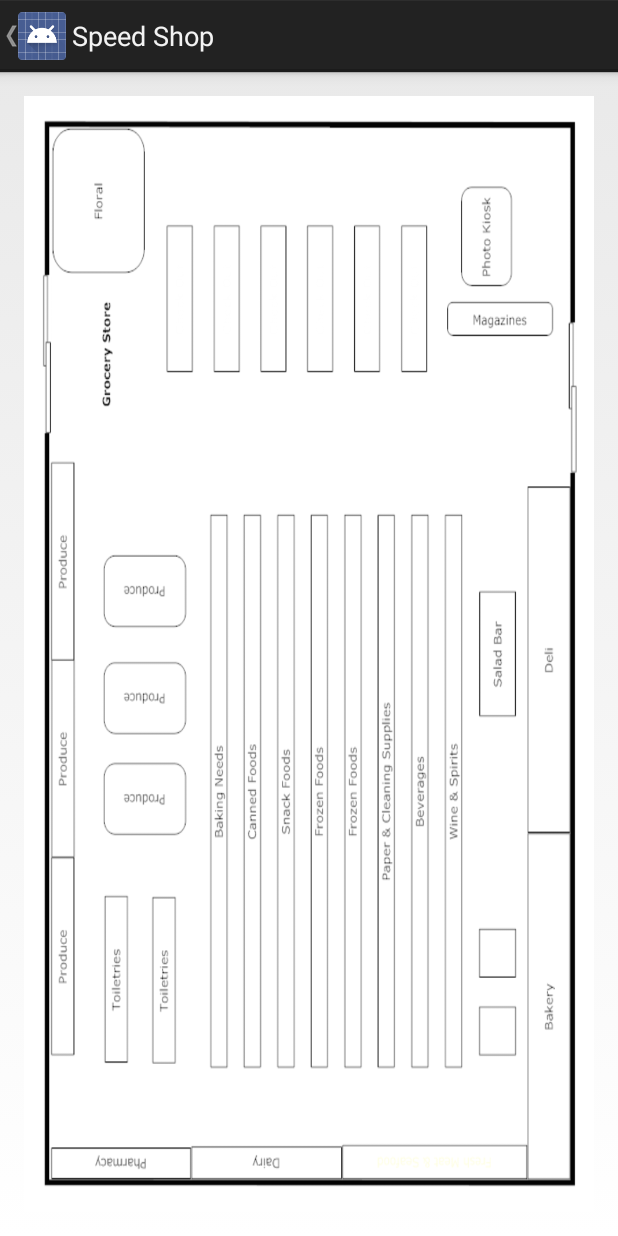
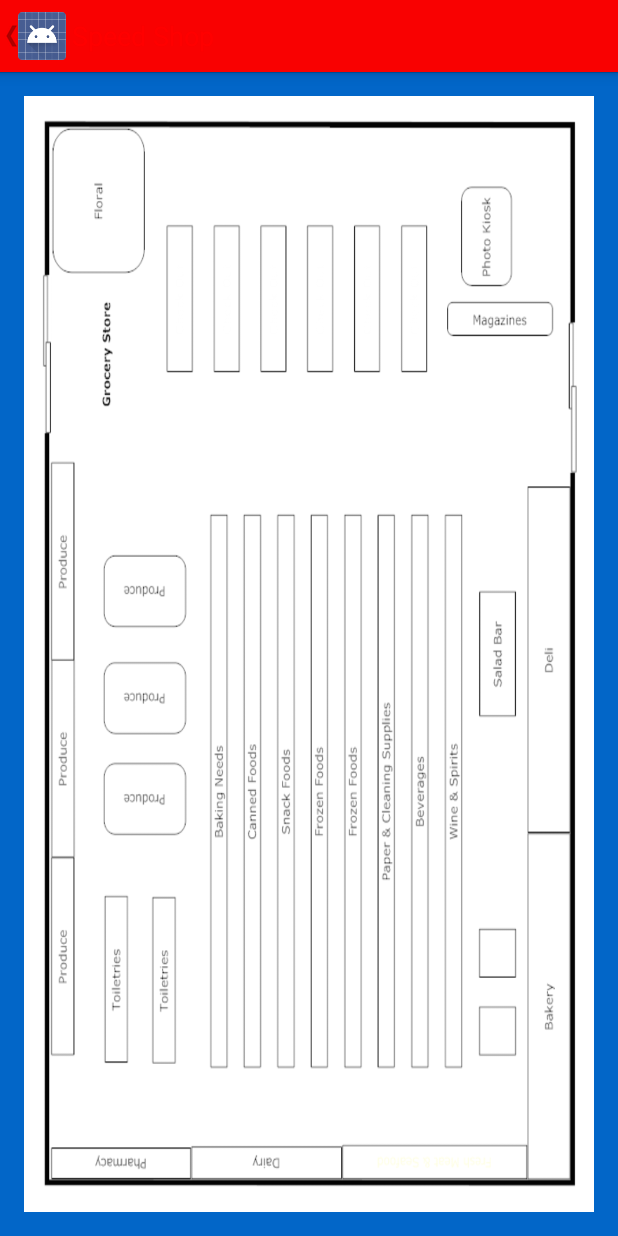
Before and after one commit to LucyCReynolds/SpeedShop, an Android app: the MainActivity screen opened directly, with no data from a screen before it, on a phone screen of 412 x 824 dp. Run offline under Robolectric (Android 15) with nearby library versions, the phone set to English and light mode, and no system bars; 2 statements that could not run were skipped.

Commit message:
Color Customization

```diff
--- a/app/src/main/res/layout/activity_main.xml
+++ b/app/src/main/res/layout/activity_main.xml
@@ -5,6 +5,7 @@
     android:paddingRight="@dimen/activity_horizontal_margin"
     android:paddingTop="@dimen/activity_vertical_margin"
     android:paddingBottom="@dimen/activity_vertical_margin"
+    android:background="@color/blue"
     tools:context="com.lucyreynolds.speedshop.MainActivity">
 
     <ImageView
@@ -25,7 +26,9 @@
         android:layout_above="@+id/ToothpasteImage"
         android:layout_marginBottom="24dp"
         android:tint= "@color/green"
-        android:layout_gravity="left|top" />
+        android:layout_gravity="left|top"
+        android:layout_marginRight="20dp"
+        android:layout_alignStart="@+id/ApplesImage" />
 
     <ImageView
         android:layout_width="wrap_content"
@@ -49,7 +52,7 @@
         android:layout_height="wrap_content"
         android:visibility="invisible"
         android:id="@+id/MilkImage"
-        android:tint= "@color/yellow"
+        android:tint= "@color/green"
         android:layout_marginBottom="27dp"
         android:layout_alignParentBottom="true"
         android:layout_centerHorizontal="true" />
@@ -130,6 +133,6 @@
             android:choiceMode="none"
             android:divider="@android:color/transparent"
             android:dividerHeight="0dp"
-            android:background="#111"/>
+            android:background="@color/green"/>
     </android.support.v4.widget.DrawerLayout>
 </RelativeLayout>
--- a/app/src/main/res/layout/drawer_list_item.xml
+++ b/app/src/main/res/layout/drawer_list_item.xml
@@ -9,6 +9,6 @@
     android:gravity="center_vertical"
     android:paddingLeft="16dp"
     android:paddingRight="16dp"
-    android:textColor="#fff"
-    android:background="?android:attr/activatedBackgroundIndicator"
-    android:minHeight="?android:attr/listPreferredItemHeightSmall"/>
+    android:textColor="#FFFFFF"
+    android:background="@color/green"
+    android:minHeight="?android:attr/listPreferredItemHeightSmall" />
--- a/app/src/main/res/values/colors.xml
+++ b/app/src/main/res/values/colors.xml
@@ -4,4 +4,5 @@
     <color name="green">#00933B</color>
     <color name="blue">#0266C8</color>
     <color name="yellow">#F2B50F</color>
+    <color name="white">#FFFFFF</color>
 </resources>
--- a/app/src/main/res/values/strings.xml
+++ b/app/src/main/res/values/strings.xml
@@ -3,7 +3,7 @@
     <string name="action_settings">Settings</string>
     <string name="title_activity_popup_demo">PopupDemoActivity</string>
     <string name="title_activity_main">MainActivity</string>
-    <string name = "title">Speed Shop</string>
+    <string name = "title"><font color= "@color/red">Speed Shop</font></string>
     <string name="drawer_open">Open navigation drawer</string>
     <string name="drawer_close">Close navigation drawer</string>
 </resources>
--- a/app/src/main/res/values/styles.xml
+++ b/app/src/main/res/values/styles.xml
@@ -1,8 +1,10 @@
 <resources>
-
-    <!-- Base application theme. -->
-    <style name="AppTheme" parent="Theme.AppCompat.Light.DarkActionBar">
-        <!-- Customize your theme here. -->
+    <style name="MyTheme" parent="@android:style/Theme.Holo.Light">
+        <item name="android:actionBarStyle">@style/MyActionBar</item>
     </style>
 
+    <style name="MyActionBar" parent="@android:style/Widget.Holo.Light.ActionBar">
+        <item name="android:background">@color/red</item>
+        <item name="android:textColor">@color/red</item>
+    </style>
 </resources>
```
Also changed, not shown: app/src/main/AndroidManifest.xml (+4 -5 lines).
